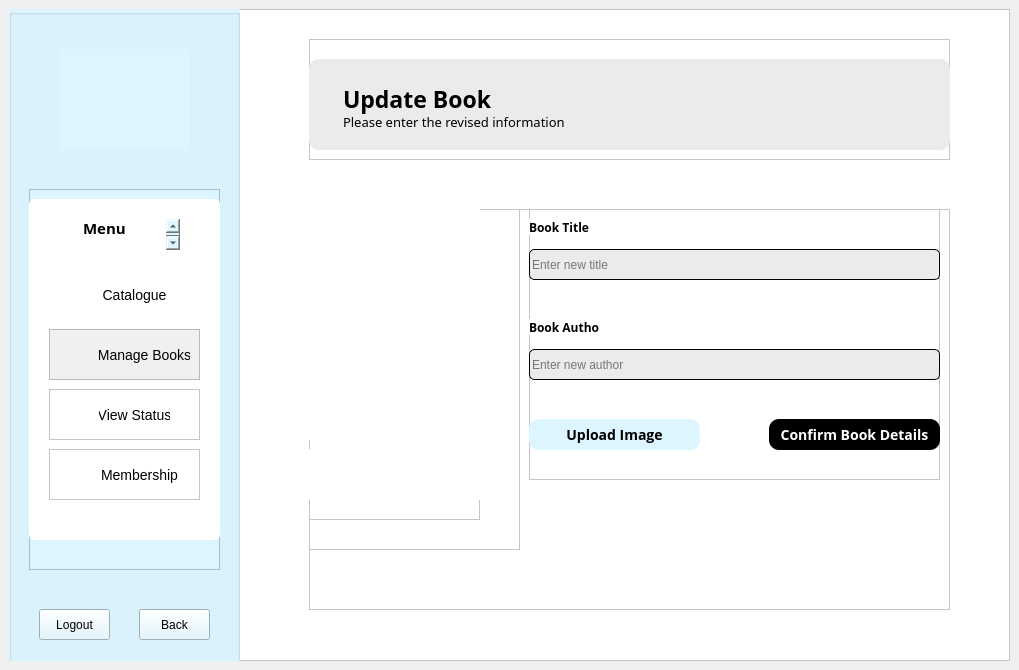
Old version of the form LIS/adminenterbookupdate.ui in the repository TenacioussD/library_information_system.
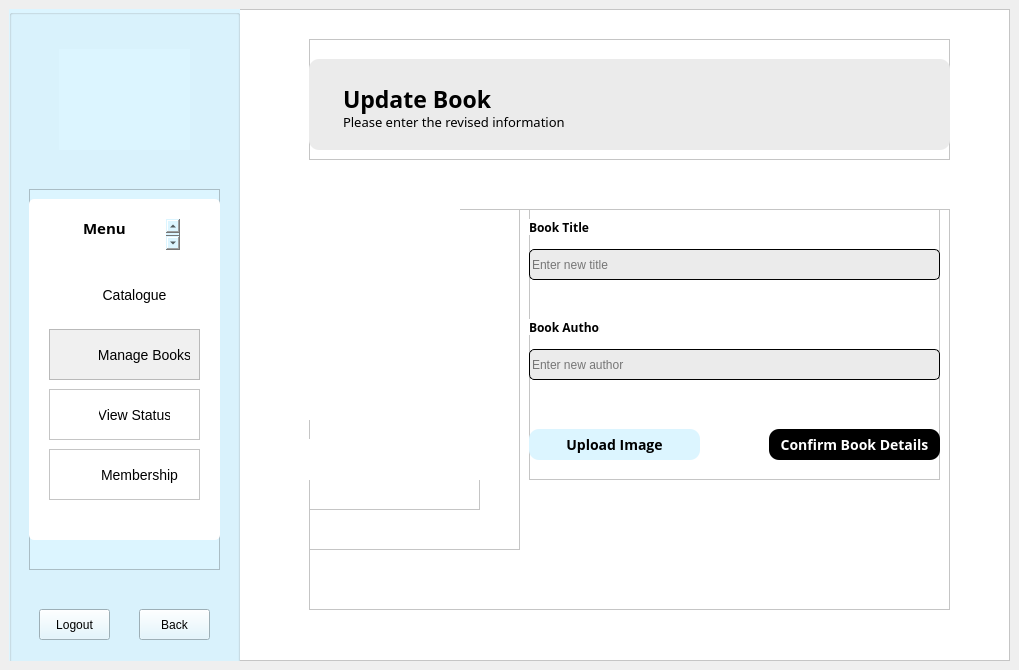
New version of the form. Icons and pictures are not drawn.

Patch:
```diff
--- a/LIS/adminenterbookupdate.ui
+++ b/LIS/adminenterbookupdate.ui
@@ -532,7 +532,7 @@
          <property name="geometry">
           <rect>
            <x>0</x>
-           <y>210</y>
+           <y>220</y>
            <width>171</width>
            <height>31</height>
           </rect>
@@ -635,7 +635,7 @@
          <property name="geometry">
           <rect>
            <x>240</x>
-           <y>210</y>
+           <y>220</y>
            <width>171</width>
            <height>31</height>
           </rect>
@@ -679,8 +679,8 @@
           <rect>
            <x>0</x>
            <y>0</y>
-           <width>171</width>
-           <height>231</height>
+           <width>151</width>
+           <height>211</height>
           </rect>
          </property>
          <property name="text">
@@ -694,7 +694,7 @@
          <property name="geometry">
           <rect>
            <x>0</x>
-           <y>240</y>
+           <y>230</y>
            <width>171</width>
            <height>71</height>
           </rect>
@@ -705,38 +705,44 @@
          <property name="frameShadow">
           <enum>QFrame::Raised</enum>
          </property>
+         <widget class="QLabel" name="authorLabel">
+          <property name="geometry">
+           <rect>
+            <x>0</x>
+            <y>20</y>
+            <width>171</width>
+            <height>21</height>
+           </rect>
+          </property>
+          <property name="styleSheet">
+           <string notr="true">font-family: Baloo 2;
+background: white;
+font-size: 12px;</string>
+          </property>
+          <property name="frameShape">
+           <enum>QFrame::NoFrame</enum>
+          </property>
+          <property name="text">
+           <string/>
+          </property>
+         </widget>
          <widget class="QLabel" name="titleLabel">
           <property name="geometry">
            <rect>
             <x>0</x>
             <y>0</y>
             <width>171</width>
-            <height>31</height>
+            <height>21</height>
            </rect>
           </property>
           <property name="styleSheet">
            <string notr="true">font-weight: bold;
 font-family: Baloo 2;
 background: white;
-font-size: 15px;</string>
+font-size: 13px;</string>
           </property>
-          <property name="text">
-           <string/>
-          </property>
-         </widget>
-         <widget class="QLabel" name="authorLabel">
-          <property name="geometry">
-           <rect>
-            <x>0</x>
-            <y>30</y>
-            <width>171</width>
-            <height>21</height>
-           </rect>
-          </property>
-          <property name="styleSheet">
-           <string notr="true">font-family: Baloo 2;
-background: white;
-font-size: 12px;</string>
+          <property name="frameShape">
+           <enum>QFrame::NoFrame</enum>
           </property>
           <property name="text">
            <string/>
```
